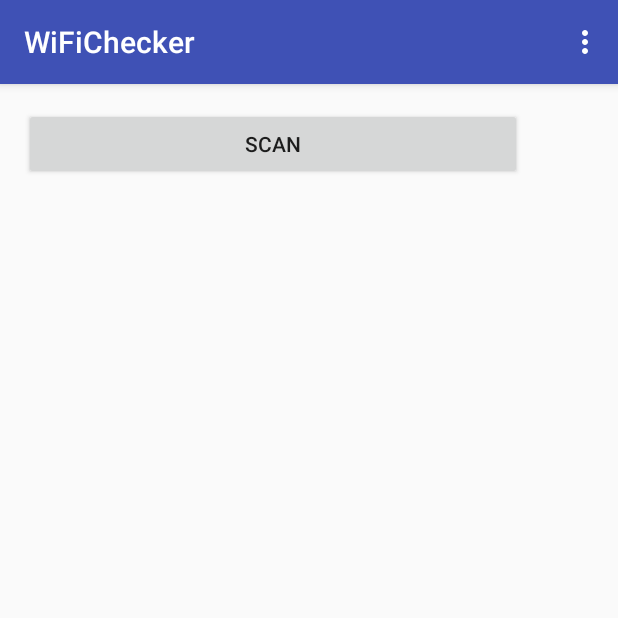
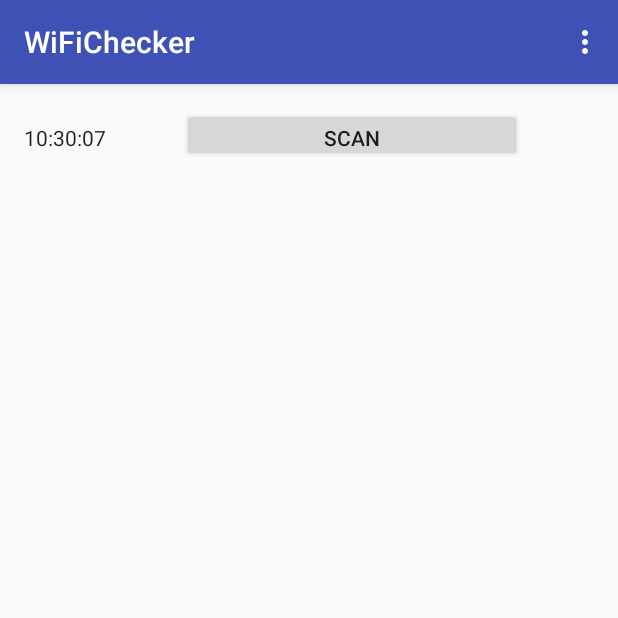
Before and after one commit to tonchan1216/WiFiChecker, an Android app: the screen it shows after launch (MainActivity), on a phone screen of 412 x 824 dp, the top half of it. Run offline under Robolectric (Android 15) with nearby library versions, the phone set to English and light mode, and no system bars.

```diff
--- a/app/build.gradle
+++ b/app/build.gradle
@@ -5,7 +5,7 @@ android {
     buildToolsVersion "24.0.3"
     defaultConfig {
         applicationId "com.example.tohn.wifichecker"
-        minSdkVersion 15
+        minSdkVersion 21
         targetSdkVersion 25
         versionCode 1
         versionName "1.0"
@@ -25,6 +25,8 @@ android {
             zipAlignEnabled true
         }
     }
+    productFlavors {
+    }
 }
 
 dependencies {
--- a/app/src/main/res/layout/content_main.xml
+++ b/app/src/main/res/layout/content_main.xml
@@ -19,17 +19,25 @@
         android:layout_width="match_parent"
         android:layout_height="wrap_content">
 
+        <TextClock
+            android:layout_width="wrap_content"
+            android:layout_height="wrap_content"
+            android:id="@+id/textClock"
+            android:format24Hour="HH:mm:ss"
+            android:format12Hour="hh:mm:ss"
+            android:layout_weight="0.39" />
+
         <Button
             android:text="Scan"
-            android:layout_width="match_parent"
-            android:layout_height="match_parent"
+            android:layout_width="175dp"
+            android:layout_height="36dp"
             android:id="@+id/button_scan"
             android:layout_alignParentBottom="true"
             android:layout_toLeftOf="@+id/button_stop"
             android:layout_toStartOf="@+id/button_stop"
             android:layout_marginRight="48dp"
             android:layout_marginEnd="48dp"
-            android:layout_weight="0.97" />
+            android:layout_weight="0.39" />
 
     </LinearLayout>
 
```
Also changed, not shown: 1 other file.
